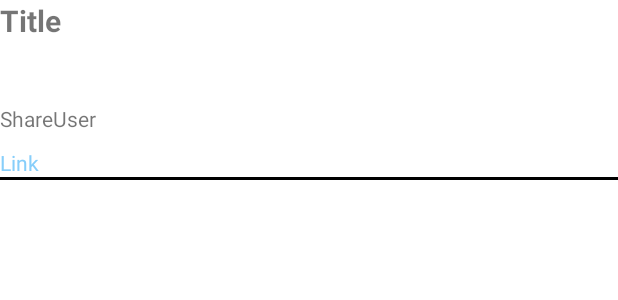
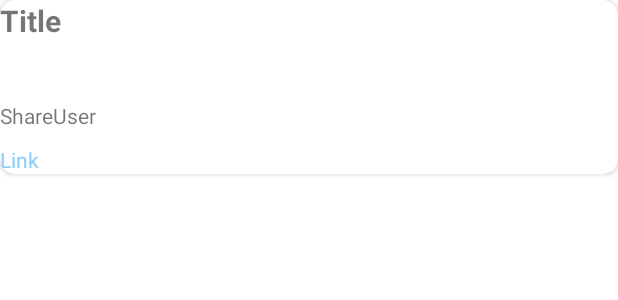
Before and after one commit to RainStudy/RedrockHomeWork, an Android app: the layout data.xml on its own in the app's theme, with its tools: preview values and no code run, on a phone screen of 412 x 824 dp. Shown: the top 300 px of the screen. Run offline under Robolectric (Android 15) with nearby library versions, the phone set to English and light mode, and no system bars; network calls fail.

Commit message:
[optimize] UI (CardView) of lastWork7th

```diff
--- a/Android/LastWork7th/app/build.gradle
+++ b/Android/LastWork7th/app/build.gradle
@@ -36,6 +36,9 @@ android {
 }
 
 dependencies {
+    // CardView
+    implementation "androidx.cardview:cardview:1.0.0"
+    // Gson
     implementation 'com.google.code.gson:gson:2.8.7'
     // 协程库
     implementation 'org.jetbrains.kotlinx:kotlinx-coroutines-android:1.5.2-native-mt'
--- a/Android/LastWork7th/app/src/main/res/layout/data.xml
+++ b/Android/LastWork7th/app/src/main/res/layout/data.xml
@@ -1,13 +1,23 @@
 <?xml version="1.0" encoding="utf-8"?>
 <LinearLayout xmlns:android="http://schemas.android.com/apk/res/android"
+    xmlns:tools="http://schemas.android.com/tools"
+    xmlns:card_view="http://schemas.android.com/apk/res-auto"
     android:orientation="vertical"
     android:layout_width="match_parent"
     android:layout_height="120dp">
 
+    <androidx.cardview.widget.CardView
+        card_view:cardCornerRadius="10dp"
+        android:layout_width="match_parent"
+        android:layout_height="wrap_content">
+        <LinearLayout
+            android:orientation="vertical"
+            android:layout_width="match_parent"
+            android:layout_height="wrap_content">
             <TextView
                 android:id="@+id/title"
                 android:layout_width="wrap_content"
-        android:layout_height="69dp"
+                android:layout_height="67dp"
                 android:text="Title"
                 android:textSize="20sp"
                 android:textStyle="bold" />
@@ -24,11 +34,9 @@
                 android:layout_height="wrap_content"
                 android:text="Link"
                 android:textColor="#87CEFA" />
-
+        </LinearLayout>
+    </androidx.cardview.widget.CardView>
     <View
-        android:layout_width="match_parent"
-        android:layout_height="2dp"
-        android:background="#000"
-        />
-
+        android:layout_width="wrap_content"
+        android:layout_height="2dp" />
 </LinearLayout>
```
Also changed, not shown: 2 other files. Lines whose indentation alone changed are shown as unchanged.
